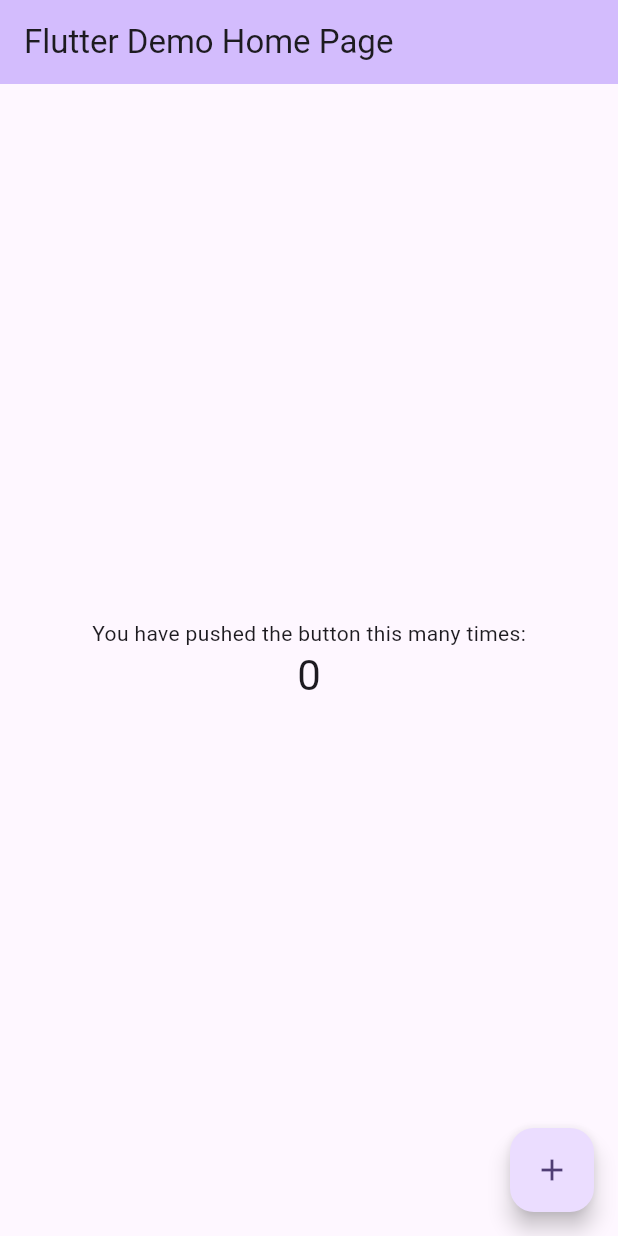
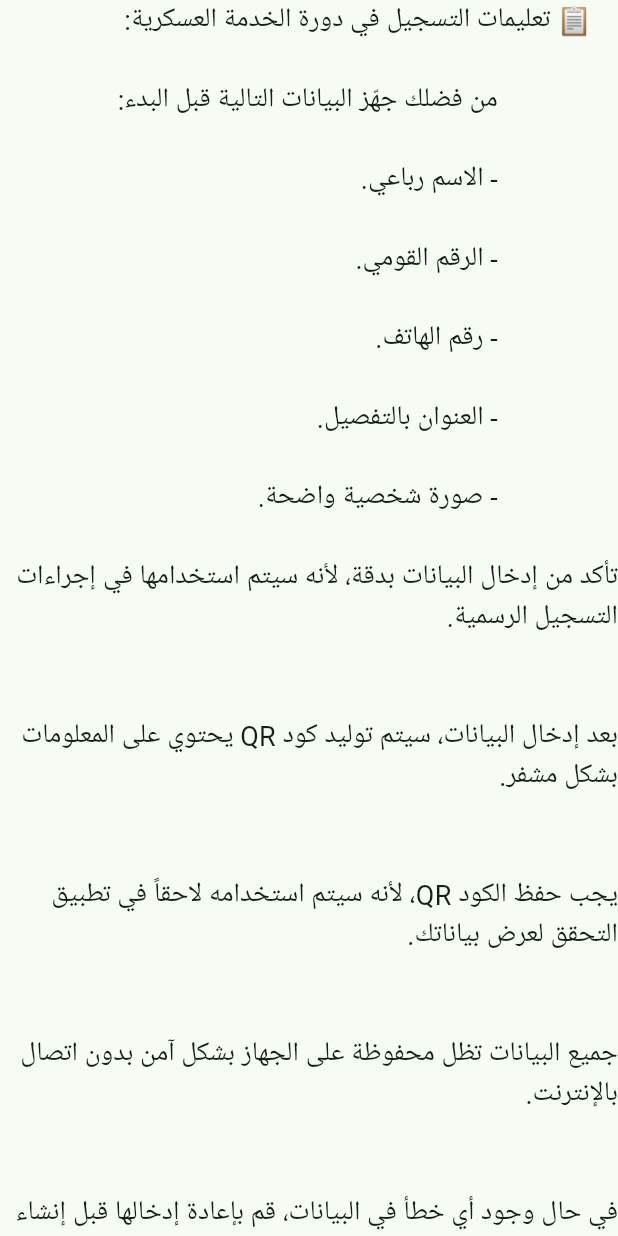
Before and after one commit to TDH9001/pre-military-training, a Flutter app: the screen it shows after launch, on a phone screen of 412 x 824 dp. Run offline on Flutter 3.47's test engine with Material 3 defaults, Android fonts, the phone set to English and light mode, and no system bars.

Commit message:
finished layout and logic

```diff
--- /dev/null
+++ b/militar_qr_code_generator/lib/introduction_page.dart
@@ -0,0 +1,61 @@
+import 'package:flutter/material.dart';
+
+class IntroductionPage extends StatelessWidget {
+  const IntroductionPage({super.key});
+
+  @override
+  Widget build(BuildContext context) {
+    return Scaffold(
+      body: Center(
+        child: ListView(
+          children: [
+            SizedBox(
+              child: Center(
+                child: Text(
+                  """
+    📋 تعليمات التسجيل في دورة الخدمة العسكرية: \n
+                  من فضلك جهّز البيانات التالية قبل البدء:\n
+                  - الاسم رباعي.\n
+                  - الرقم القومي.\n
+                  - رقم الهاتف.\n
+                  - العنوان بالتفصيل.\n
+                  - صورة شخصية واضحة.\n
+تأكد من إدخال البيانات بدقة، لأنه سيتم استخدامها في إجراءات التسجيل الرسمية.\n
+
+بعد إدخال البيانات، سيتم توليد كود QR يحتوي على المعلومات بشكل مشفر.\n
+
+يجب حفظ الكود QR، لأنه سيتم استخدامه لاحقاً في تطبيق التحقق لعرض بياناتك.\n
+
+جميع البيانات تظل محفوظة على الجهاز بشكل آمن بدون اتصال بالإنترنت.\n
+
+في حال وجود أي خطأ في البيانات، قم بإعادة إدخالها قبل إنشاء الكود.
+
+في حاله ادخال معلومات غير صحيحه قد يؤدي الي الغاء الدوره بسبب تسجيل غياب خاطئ.
+                  """,
+                  style: TextStyle(fontSize: 18),
+                  textDirection: TextDirection.rtl,
+                ),
+              ),
+            ),
+            Padding(
+              padding: const EdgeInsets.all(8.0),
+              child: Container(
+                decoration: BoxDecoration(
+                  color: Colors.greenAccent,
+                  borderRadius: BorderRadius.circular(20),
+                ),
+
+                child: MaterialButton(
+                  onPressed: () {
+                    Navigator.pushNamed(context, '/form');
+                  },
+                  child: Text("ادخال البيانات"),
+                ),
+              ),
+            ),
+          ],
+        ),
+      ),
+    );
+  }
+}
--- a/militar_qr_code_generator/lib/main.dart
+++ b/militar_qr_code_generator/lib/main.dart
@@ -1,4 +1,6 @@
 import 'package:flutter/material.dart';
+import 'package:militar_qr_code_generator/form_screen.dart';
+import 'package:militar_qr_code_generator/introduction_page.dart';
 
 void main() {
   runApp(const MyApp());
@@ -13,110 +15,14 @@ class MyApp extends StatelessWidget {
     return MaterialApp(
       title: 'Flutter Demo',
       theme: ThemeData(
-        // This is the theme of your application.
-        //
-        // TRY THIS: Try running your application with "flutter run". You'll see
-        // the application has a purple toolbar. Then, without quitting the app,
-        // try changing the seedColor in the colorScheme below to Colors.green
-        // and then invoke "hot reload" (save your changes or press the "hot
-        // reload" button in a Flutter-supported IDE, or press "r" if you used
-        // the command line to start the app).
-        //
-        // Notice that the counter didn't reset back to zero; the application
-        // state is not lost during the reload. To reset the state, use hot
-        // restart instead.
-        //
-        // This works for code too, not just values: Most code changes can be
         // tested with just a hot reload.
-        colorScheme: ColorScheme.fromSeed(seedColor: Colors.deepPurple),
+        colorScheme: ColorScheme.fromSeed(seedColor: Colors.greenAccent),
       ),
-      home: const MyHomePage(title: 'Flutter Demo Home Page'),
+      routes: {
+        '/': (context) => const IntroductionPage(),
+        '/form': (context) => FormFillScreen(),
+      },
+      initialRoute: '/',
     );
   }
 }
-
-class MyHomePage extends StatefulWidget {
-  const MyHomePage({super.key, required this.title});
-
-  // This widget is the home page of your application. It is stateful, meaning
-  // that it has a State object (defined below) that contains fields that affect
-  // how it looks.
-
-  // This class is the configuration for the state. It holds the values (in this
-  // case the title) provided by the parent (in this case the App widget) and
-  // used by the build method of the State. Fields in a Widget subclass are
-  // always marked "final".
-
-  final String title;
-
-  @override
-  State<MyHomePage> createState() => _MyHomePageState();
-}
-
-class _MyHomePageState extends State<MyHomePage> {
-  int _counter = 0;
-
-  void _incrementCounter() {
-    setState(() {
-      // This call to setState tells the Flutter framework that something has
-      // changed in this State, which causes it to rerun the build method below
-      // so that the display can reflect the updated values. If we changed
-      // _counter without calling setState(), then the build method would not be
-      // called again, and so nothing would appear to happen.
-      _counter++;
-    });
-  }
-
-  @override
-  Widget build(BuildContext context) {
-    // This method is rerun every time setState is called, for instance as done
-    // by the _incrementCounter method above.
-    //
-    // The Flutter framework has been optimized to make rerunning build methods
-    // fast, so that you can just rebuild anything that needs updating rather
-    // than having to individually change instances of widgets.
-    return Scaffold(
-      appBar: AppBar(
-        // TRY THIS: Try changing the color here to a specific color (to
-        // Colors.amber, perhaps?) and trigger a hot reload to see the AppBar
-        // change color while the other colors stay the same.
-        backgroundColor: Theme.of(context).colorScheme.inversePrimary,
-        // Here we take the value from the MyHomePage object that was created by
-        // the App.build method, and use it to set our appbar title.
-        title: Text(widget.title),
-      ),
-      body: Center(
-        // Center is a layout widget. It takes a single child and positions it
-        // in the middle of the parent.
-        child: Column(
-          // Column is also a layout widget. It takes a list of children and
-          // arranges them vertically. By default, it sizes itself to fit its
-          // children horizontally, and tries to be as tall as its parent.
-          //
-          // Column has various properties to control how it sizes itself and
-          // how it positions its children. Here we use mainAxisAlignment to
-          // center the children vertically; the main axis here is the vertical
-          // axis because Columns are vertical (the cross axis would be
-          // horizontal).
-          //
-          // TRY THIS: Invoke "debug painting" (choose the "Toggle Debug Paint"
-          // action in the IDE, or press "p" in the console), to see the
-          // wireframe for each widget.
-          mainAxisAlignment: MainAxisAlignment.center,
-          children: <Widget>[
-            const Text('You have pushed the button this many times:'),
-            Text(
-              '$_counter',
-              style: Theme.of(context).textTheme.headlineMedium,
-            ),
-          ],
-        ),
-      ),
-      floatingActionButton: FloatingActionButton(
-        onPressed: _incrementCounter,
-        tooltip: 'Increment',
-        child: const Icon(Icons.add),
-      ), // This trailing comma makes auto-formatting nicer for build methods.
-    );
-  }
-}
```
Also changed, not shown: militar_qr_code_generator/lib/custom_text_field.dart (added, +54 -0 lines), militar_qr_code_generator/lib/form_screen.dart (added, +110 -0 lines).
